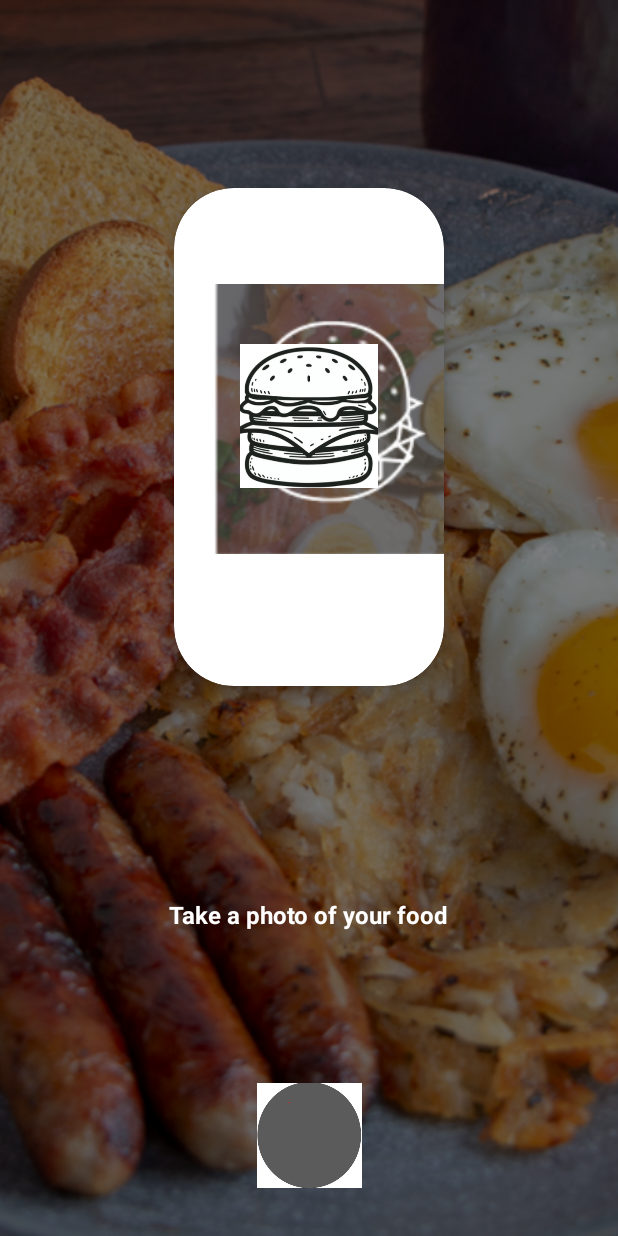
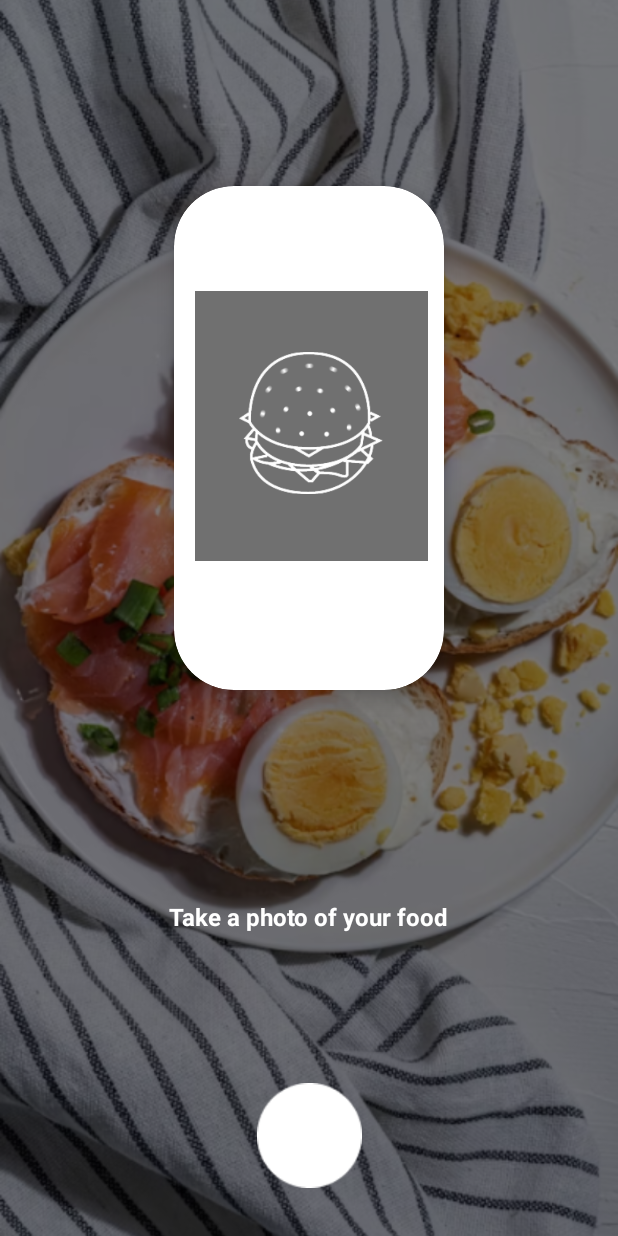
Before and after one commit to jclee058/SEG4105_CalorieTracker, an Android app: the screen it shows after launch (AddMealActivity), on a phone screen of 412 x 824 dp. Run offline under Robolectric (Android 15) with nearby library versions, the phone set to English and light mode, and no system bars.

Commit message:
phone background-image

```diff
--- a/app/src/main/res/layout/activity_add_meal.xml
+++ b/app/src/main/res/layout/activity_add_meal.xml
@@ -13,7 +13,7 @@
         android:layout_width="0dp"
         android:layout_height="0dp"
         android:scaleType="centerCrop"
-        android:src="@drawable/egg_bacon_toast"
+        android:src="@drawable/add_meal"
         android:contentDescription="@string/app_name"
         app:layout_constraintTop_toTopOf="parent"
         app:layout_constraintBottom_toBottomOf="parent"
@@ -35,39 +35,40 @@
     <androidx.cardview.widget.CardView
         android:id="@+id/phoneCard"
         android:layout_width="220dp"
-        android:layout_height="380dp"
+        android:layout_height="384dp"
         app:cardCornerRadius="40dp"
+        app:cardElevation="8dp"
         app:cardUseCompatPadding="true"
-        app:cardElevation="8dp"
+        app:layout_constraintBottom_toTopOf="@+id/takePhotoText"
+        app:layout_constraintEnd_toEndOf="parent"
+        app:layout_constraintStart_toStartOf="parent"
         app:layout_constraintTop_toTopOf="parent"
-        app:layout_constraintBottom_toTopOf="@+id/takePhotoText"
-        app:layout_constraintStart_toStartOf="parent"
-        app:layout_constraintEnd_toEndOf="parent"
         app:layout_constraintVertical_bias="0.4">
 
         <LinearLayout
-            android:layout_width="match_parent"
-            android:layout_height="match_parent"
-            android:orientation="vertical"
-            android:gravity="center">
+            android:layout_width="183dp"
+            android:layout_height="344dp"
+            android:gravity="center"
+            android:orientation="vertical">
 
             <!-- IMAGE À L’INTÉRIEUR DU TÉLÉPHONE -->
+
+            <!-- ICÔNE BURGER EN BLANC PAR-DESSUS -->
             <ImageView
                 android:id="@+id/innerImage"
-                android:layout_width="180dp"
+                android:layout_width="155dp"
                 android:layout_height="180dp"
                 android:scaleType="centerCrop"
-                android:src="@drawable/phone_burger" />
+                android:src="@drawable/rectangle" />
 
-            <!-- ICÔNE BURGER EN BLANC PAR-DESSUS -->
             <ImageView
                 android:id="@+id/burgerIcon"
                 android:layout_width="96dp"
                 android:layout_height="96dp"
                 android:layout_marginTop="-140dp"
                 android:layout_marginBottom="32dp"
-                android:src="@drawable/burger"
-                android:contentDescription="@string/app_name" />
+                android:contentDescription="@string/app_name"
+                android:src="@drawable/burger" />
 
             <Space
                 android:layout_width="match_parent"
@@ -97,7 +98,7 @@
         android:id="@+id/shutterButton"
         android:layout_width="70dp"
         android:layout_height="70dp"
-        android:background="@drawable/shutter"
+        android:background="@drawable/ellipse"
         android:layout_marginBottom="32dp"
         app:layout_constraintBottom_toBottomOf="parent"
         app:layout_constraintStart_toStartOf="parent"
```
Also changed, not shown: app/src/main/res/drawable/add_meal.png (added), app/src/main/res/drawable/burger.png, app/src/main/res/drawable/ellipse.png (added), app/src/main/res/drawable/phone_burger.png (deleted), app/src/main/res/drawable/phone_icon_1.png (added), app/src/main/res/drawable/rectangle.png (added), app/src/main/res/drawable/shutter.png (deleted).
